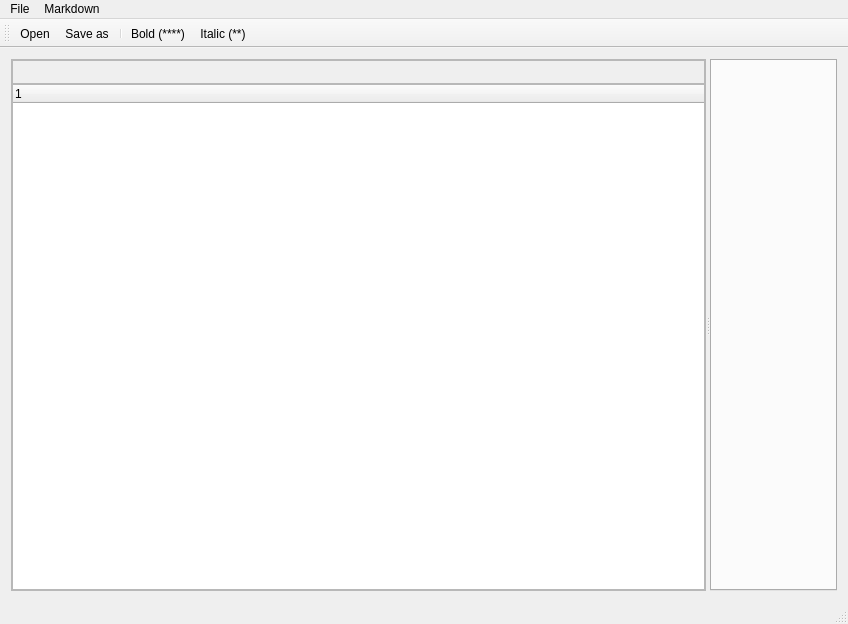
This is ProjPad/ProjPad.ui in sergrt/ProjPad as Qt 5 draws it before an edit. The edited form follows.
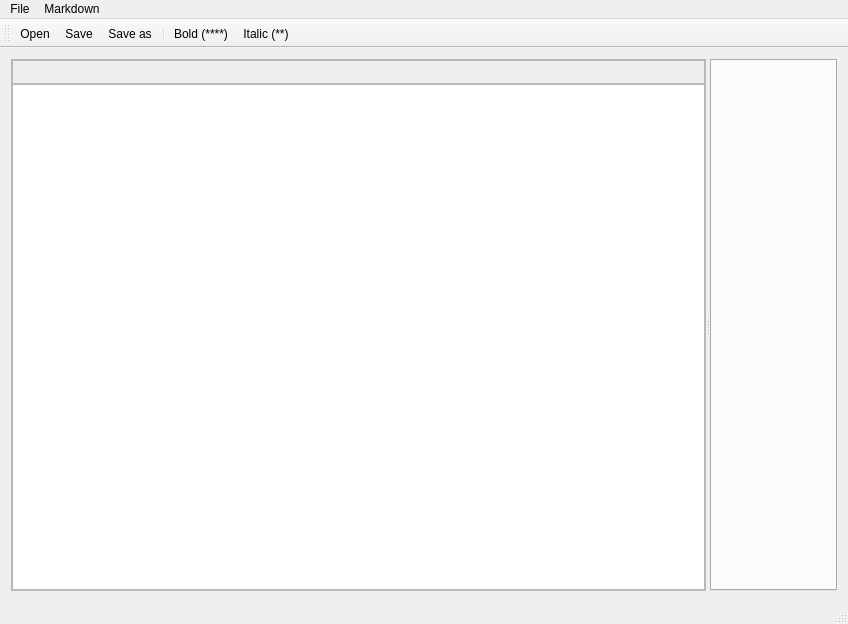
This is the edited form. Icons and pictures are not drawn.

Commit message: Add "Save" - save current document with its current name (https://github.com/sergrt/ProjPad/projects/1#card-10059762) Replaced icons

Diff of the .ui file:
```diff
--- a/ProjPad/ProjPad.ui
+++ b/ProjPad/ProjPad.ui
@@ -141,6 +141,12 @@
         </item>
         <item row="1" column="0">
          <widget class="QTreeWidget" name="treeWidget">
+          <property name="selectionMode">
+           <enum>QAbstractItemView::SingleSelection</enum>
+          </property>
+          <attribute name="headerVisible">
+           <bool>false</bool>
+          </attribute>
           <column>
            <property name="text">
             <string notr="true">1</string>
@@ -205,6 +211,7 @@
     <bool>false</bool>
    </attribute>
    <addaction name="actionOpen"/>
+   <addaction name="actionSave"/>
    <addaction name="actionSaveAs"/>
    <addaction name="separator"/>
    <addaction name="actionBold"/>
@@ -261,6 +268,15 @@
     <string>Save as...</string>
    </property>
   </action>
+  <action name="actionSave">
+   <property name="icon">
+    <iconset resource="ProjPad.qrc">
+     <normaloff>:/ProjPad/Resources/icons8-save-30.png</normaloff>:/ProjPad/Resources/icons8-save-30.png</iconset>
+   </property>
+   <property name="text">
+    <string>Save</string>
+   </property>
+  </action>
  </widget>
  <layoutdefault spacing="6" margin="11"/>
  <resources>
```
Left out of the diff: 41 changed lines with no effect on the pictures. The commit also changes 24 other files.
